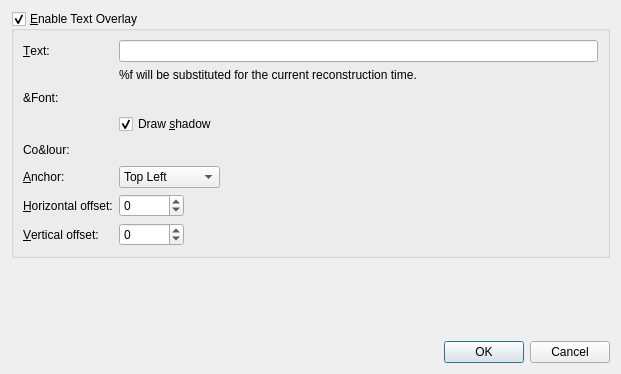
This is src/qt-widgets/ConfigureTextOverlayDialogUi.ui in GPlates/GPlates as Qt 5 draws it before an edit. The edited form follows.
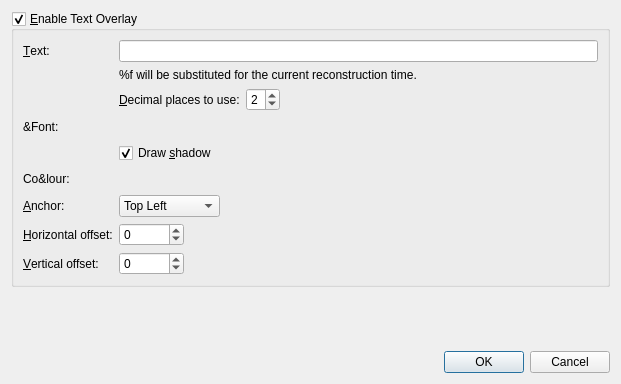
This is the edited form. Icons and pictures are not drawn.

What changed in the file:
```diff
--- a/src/qt-widgets/ConfigureTextOverlayDialogUi.ui
+++ b/src/qt-widgets/ConfigureTextOverlayDialogUi.ui
@@ -7,7 +7,7 @@
     <x>0</x>
     <y>0</y>
     <width>621</width>
-    <height>374</height>
+    <height>384</height>
    </rect>
   </property>
   <property name="windowTitle">
@@ -56,14 +56,14 @@
         </property>
        </widget>
       </item>
-      <item row="2" column="0">
+      <item row="3" column="0">
        <widget class="QLabel" name="font_label">
         <property name="text">
          <string>&amp;Font:</string>
         </property>
        </widget>
       </item>
-      <item row="2" column="1">
+      <item row="3" column="1">
        <widget class="QWidget" name="font_widget" native="true">
         <layout class="QHBoxLayout" name="horizontalLayout_2">
          <property name="spacing">
@@ -91,7 +91,7 @@
         </layout>
        </widget>
       </item>
-      <item row="3" column="1">
+      <item row="4" column="1">
        <widget class="QCheckBox" name="shadow_checkbox">
         <property name="text">
          <string>Draw &amp;shadow</string>
@@ -101,14 +101,14 @@
         </property>
        </widget>
       </item>
-      <item row="4" column="0">
+      <item row="5" column="0">
        <widget class="QLabel" name="colour_label">
         <property name="text">
          <string>Co&amp;lour:</string>
         </property>
        </widget>
       </item>
-      <item row="4" column="1">
+      <item row="5" column="1">
        <widget class="QWidget" name="colour_widget" native="true">
         <layout class="QHBoxLayout" name="horizontalLayout">
          <property name="spacing">
@@ -136,7 +136,7 @@
         </layout>
        </widget>
       </item>
-      <item row="5" column="0">
+      <item row="6" column="0">
        <widget class="QLabel" name="anchor_label">
         <property name="text">
          <string>&amp;Anchor:</string>
@@ -146,7 +146,7 @@
         </property>
        </widget>
       </item>
-      <item row="5" column="1">
+      <item row="6" column="1">
        <widget class="QComboBox" name="anchor_combobox">
         <item>
          <property name="text">
@@ -170,7 +170,7 @@
         </item>
        </widget>
       </item>
-      <item row="6" column="0">
+      <item row="7" column="0">
        <widget class="QLabel" name="horizontal_offset_label">
         <property name="text">
          <string>&amp;Horizontal offset:</string>
@@ -180,7 +180,7 @@
         </property>
        </widget>
       </item>
-      <item row="6" column="1">
+      <item row="7" column="1">
        <widget class="QSpinBox" name="horizontal_offset_spinbox">
         <property name="minimum">
          <number>-10000</number>
@@ -190,7 +190,7 @@
         </property>
        </widget>
       </item>
-      <item row="7" column="0">
+      <item row="8" column="0">
        <widget class="QLabel" name="vertical_offset_label">
         <property name="text">
          <string>&amp;Vertical offset:</string>
@@ -200,7 +200,7 @@
         </property>
        </widget>
       </item>
-      <item row="7" column="1">
+      <item row="8" column="1">
        <widget class="QSpinBox" name="vertical_offset_spinbox">
         <property name="minimum">
          <number>-10000</number>
@@ -210,6 +210,33 @@
         </property>
        </widget>
       </item>
+      <item row="2" column="1">
+       <layout class="QHBoxLayout" name="horizontalLayout_3">
+        <item>
+         <widget class="QLabel" name="label_decimal_places">
+          <property name="text">
+           <string>&amp;Decimal places to use:</string>
+          </property>
+          <property name="buddy">
+           <cstring>spinbox_decimal_places</cstring>
+          </property>
+         </widget>
+        </item>
+        <item>
+         <widget class="QSpinBox" name="spinbox_decimal_places">
+          <property name="minimum">
+           <number>0</number>
+          </property>
+          <property name="maximum">
+           <number>8</number>
+          </property>
+          <property name="value">
+           <number>2</number>
+          </property>
+         </widget>
+        </item>
+       </layout>
+      </item>
      </layout>
     </widget>
    </item>
```
